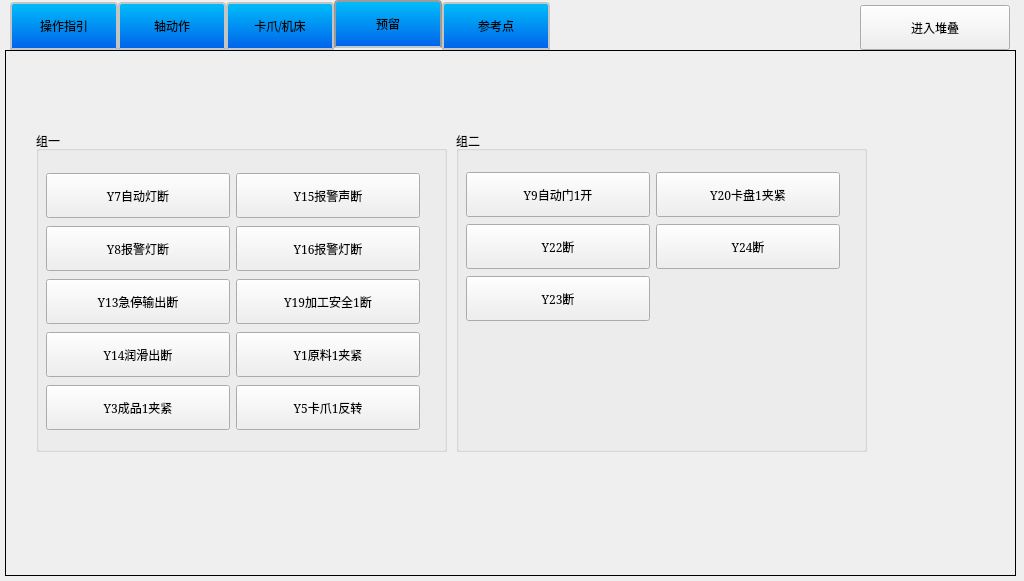
Old version of the form manualform.ui in the repository Jade-yun/MachineTool.
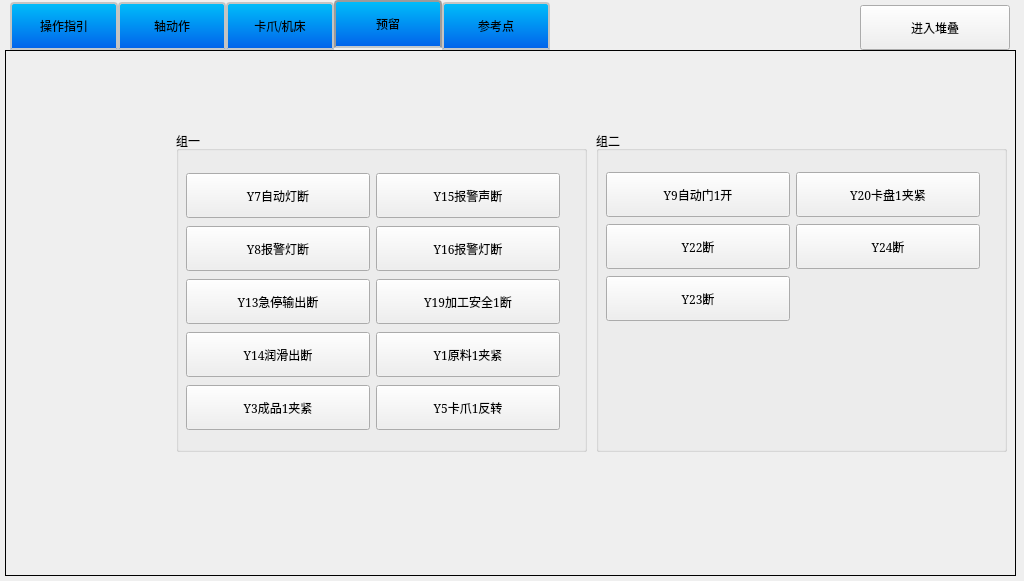
New version of the form. The open tabs and pages were chosen to show the change. Icons and pictures are not drawn. Custom widgets are drawn as their Qt base class.

The edit to the form file:
```diff
--- a/manualform.ui
+++ b/manualform.ui
@@ -1520,7 +1520,7 @@
     <widget class="QGroupBox" name="groupBox_10">
      <property name="geometry">
       <rect>
-       <x>30</x>
+       <x>170</x>
        <y>80</y>
        <width>411</width>
        <height>321</height>
@@ -1995,7 +1995,7 @@
     <widget class="QGroupBox" name="groupBox_8">
      <property name="geometry">
       <rect>
-       <x>450</x>
+       <x>590</x>
        <y>80</y>
        <width>411</width>
        <height>321</height>
```
Left out of the diff: 2 changed lines with no effect on the pictures.
